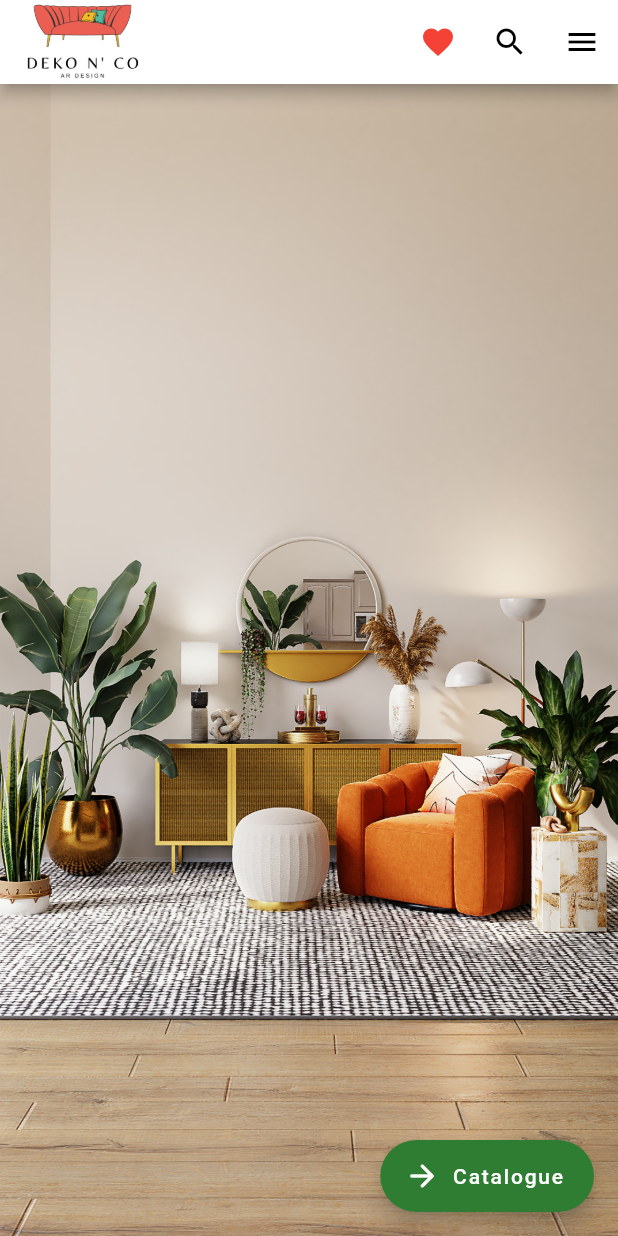
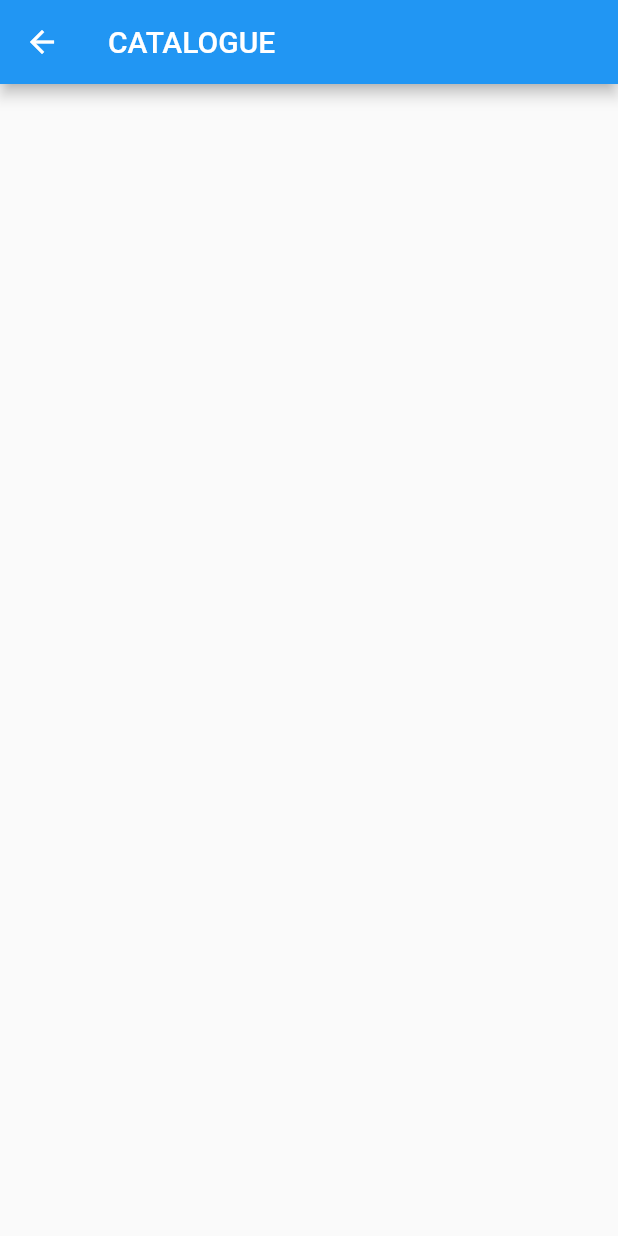
Before and after one commit to AnaisHammouche/Deko, a Flutter app: the screen it shows after launch, after a tap on "Catalogue", on a phone screen of 412 x 824 dp. Run offline on Flutter 3.47's test engine with Material 2 defaults, Android fonts, the light colour scheme and no system bars.

Commit message:
routes catalogue + ArKit comment

```diff
--- a/lib/catalogue.dart
+++ b/lib/catalogue.dart
@@ -1,12 +1,18 @@
 import 'package:flutter/material.dart';
 
 class MyCatalogue extends StatelessWidget {
-  const MyCatalogue({Key? key}) : super(key: key);
+  static const tag = 'second_page';
+
+  String title = '';
+
+  MyCatalogue(String title) {
+    this.title = title;
+  }
 
   @override
   Widget build(BuildContext context) {
-    return const Scaffold(
-
+    return Scaffold(
+      appBar: AppBar(title: Text(title)),
     );
   }
 }
--- a/lib/main.dart
+++ b/lib/main.dart
@@ -1,4 +1,7 @@
 import 'package:flutter/material.dart';
+import 'package:flutter_application_1/catalogue.dart';
+// import 'package:arkit_plugin/arkit_plugin.dart';
+// import 'package:vector_math/vector_math_64.dart';
 
 // import 'package:arcore_flutter_plugin/arcore_flutter_plugin.dart';
 // import 'package:vector_math/vector_math_64.dart' as vectore;
@@ -7,11 +10,10 @@ import 'package:flutter/material.dart';
 // import 'package:gallery/demos/material/material_demo_types.dart';
 
 void main() {
-  runApp(const MyApp());
+  runApp(MyApp());
 }
 
 class MyApp extends StatelessWidget {
-  const MyApp({Key? key}) : super(key: key);
 
   get backgroundImage => null;
 
@@ -19,14 +21,27 @@ class MyApp extends StatelessWidget {
 
   get style => null;
 
-  // This widget is the root of your application.
+// This widget is the root of your application.
   @override
   Widget build(BuildContext context) {
     return MaterialApp(
-        title: 'DEKO N CO',
-        // routes: {
-        // '/myCatalogue': (BuildContext context) => const MyCatalogue(),},
-        home: Scaffold(
+      home: HomePage(),
+      routes: {
+          MyCatalogue.tag: (context) => MyCatalogue('CATALOGUE'),
+        },
+      );
+  }
+}
+
+
+
+  class HomePage extends StatelessWidget {
+  const HomePage({Key? key}) : super(key: key);
+
+    @override
+  Widget build(BuildContext context) {
+
+    return Scaffold(
             appBar: AppBar(
               backgroundColor: Colors.white,
               actions: <Widget>[
@@ -50,6 +65,7 @@ class MyApp extends StatelessWidget {
               title: Image.asset('assets/DekoLogo.png', height: 78),
             ),
             body: Container(
+
               height: double.infinity,
               width: double.infinity,
               decoration: const BoxDecoration(
@@ -58,23 +74,21 @@ class MyApp extends StatelessWidget {
                         AssetImage("assets/spacejoy-IH7wPsjwomc-unsplash.jpg"),
                     fit: BoxFit.cover),
               ),
-              //   child: const Image (
-              //   image: AssetImage("assets/DekoLogoTest.jpg"),
-
-              // ))
-              child: const Text(''),
             ),
             floatingActionButton: FloatingActionButton.extended(
               icon: const Icon(Icons.arrow_forward_rounded),
               backgroundColor: Colors.green.shade800,
               onPressed: () {
-                // Navigator.of(context).pushNamed('/myCatalogue');
-                // Add your onPressed code here!
+                Navigator.of(context).pushNamed(MyCatalogue.tag);
               },
               label: const Text('Catalogue'),
-            )));
+            ));
   }
-}
+
+
+  }
+
+
 
 // class MyCatalogue extends StatelessWidget {
 //   const MyCatalogue({Key? key}) : super(key: key);
@@ -151,3 +165,34 @@ class MyApp extends StatelessWidget {
 //     );
 //   }
 // }
+
+// void main() => runApp(const MaterialApp(home: MyApp()));
+
+// class MyApp extends StatefulWidget {
+//   const MyApp({Key? key}) : super(key: key);
+
+//   @override
+//   _MyAppState createState() => _MyAppState();
+// }
+
+// class _MyAppState extends State<MyApp> {
+//   late ARKitController arkitController;
+
+//   @override
+//   void dispose() {
+//     arkitController.dispose();
+//     super.dispose();
+//   }
+
+//   @override
+//   Widget build(BuildContext context) => Scaffold(
+//       appBar: AppBar(title: const Text('ARKit in Flutter')),
+//       body: ARKitSceneView(onARKitViewCreated: onARKitViewCreated));
+
+//   void onARKitViewCreated(ARKitController arkitController) {
+//     this.arkitController = arkitController;
+//     final node = ARKitNode(
+//         geometry: ARKitSphere(radius: 0.1), position: Vector3(0, 0, -0.5));
+//     this.arkitController.add(node);
+//   }
+// }
--- a/pubspec.yaml
+++ b/pubspec.yaml
@@ -15,7 +15,9 @@ publish_to: 'none' # Remove this line if you wish to publish to pub.dev
 # In iOS, build-name is used as CFBundleShortVersionString while build-number used as CFBundleVersion.
 # Read more about iOS versioning at
 # https://developer.apple.com/library/archive/documentation/General/Reference/InfoPlistKeyReference/Articles/CoreFoundationKeys.html
-version: 1.0.0+1
+# version: 1.0.0+1
+
+version: 0.0.1+0.0.1
 
 environment:
   sdk: ">=2.16.1 <3.0.0"
@@ -29,12 +31,14 @@ environment:
 dependencies:
   flutter:
     sdk: flutter
+    # arkit_plugin: ^1.0.5
 
 
 
   # The following adds the Cupertino Icons font to your application.
   # Use with the CupertinoIcons class for iOS style icons.
   cupertino_icons: ^1.0.2
+  arkit_plugin: ^1.0.5
   # arcore_flutter_plugin: ^0.0.2+1
 
 dev_dependencies:
```
Also changed, not shown: lib/favoris.dart (added, +10 -0 lines), pubspec.lock, 4 other files.
